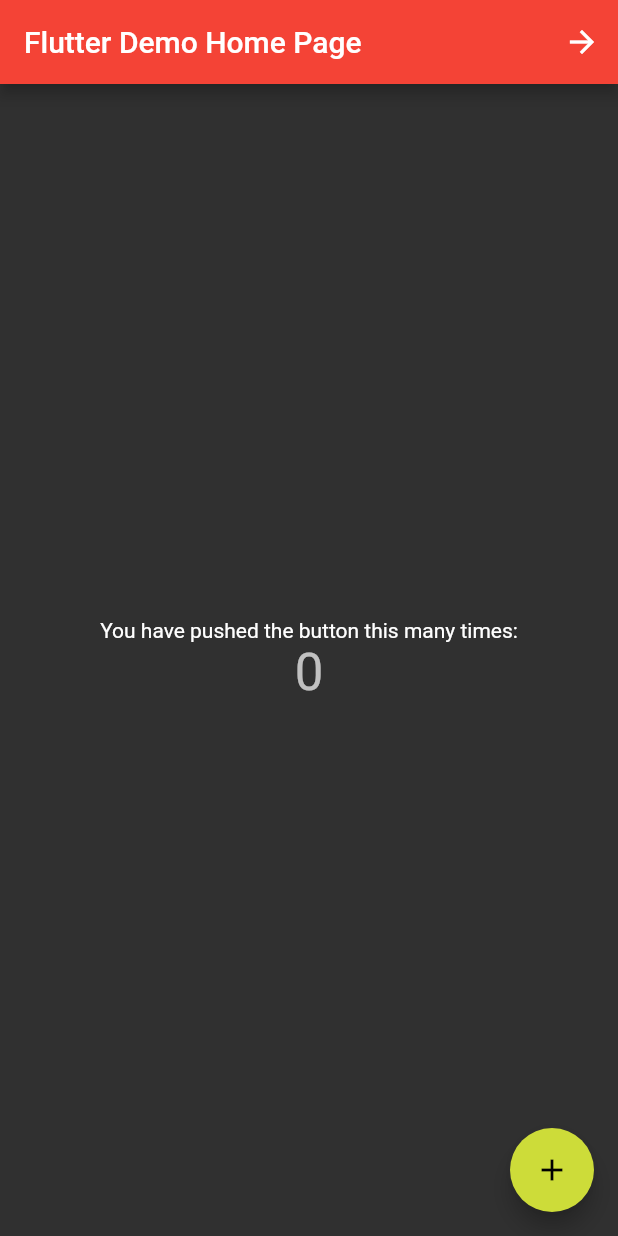
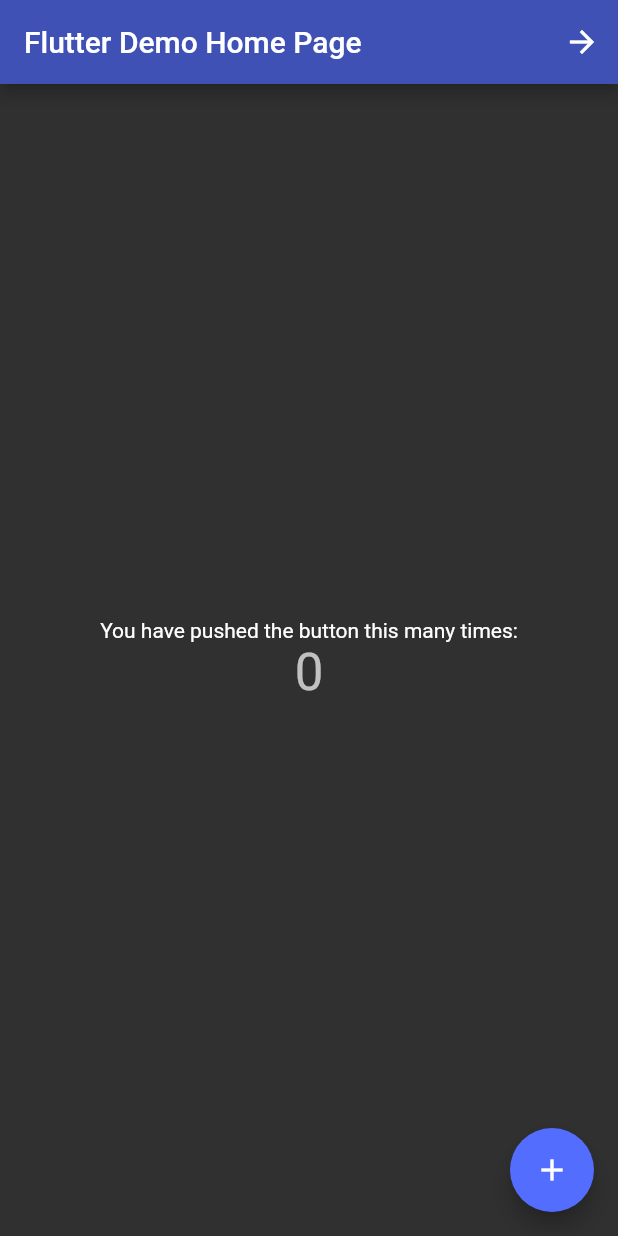
Before and after one commit to adrianomr/app-controle-financeiro, a Flutter app: the screen it shows after launch, on a phone screen of 412 x 824 dp. Run offline on Flutter 3.47's test engine with Material 2 defaults, Android fonts, the phone set to English and light mode, and no system bars.

Commit message:
estruturando app

```diff
--- a/lib/main.dart
+++ b/lib/main.dart
@@ -1,3 +1,4 @@
+import 'package:controle_financeiro/theme/style.dart';
 import 'package:flutter/material.dart';
 import 'screen2.dart';
 
@@ -9,21 +10,7 @@ class MyApp extends StatelessWidget {
   Widget build(BuildContext context) {
     return MaterialApp(
       title: 'Flutter Demo',
-      theme: ThemeData(
-        // This is the theme of your application.
-        //
-        // Try running your application with "flutter run". You'll see the
-        // application has a blue toolbar. Then, without quitting the app, try
-        // changing the primarySwatch below to Colors.green and then invoke
-        // "hot reload" (press "r" in the console where you ran "flutter run",
-        // or simply save your changes to "hot reload" in a Flutter IDE).
-        // Notice that the counter didn't reset back to zero; the application
-        // is not restarted.
-        primarySwatch: Colors.red,
-        primaryColor: Colors.red,
-        accentColor: Colors.lime,
-        brightness: Brightness.dark
-      ),
+      theme: Style(),
       home: MyHomePage(title: 'Flutter Demo Home Page'),
       routes: <String, WidgetBuilder>{
         "/screen2": (BuildContext context) => Screen2(),
@@ -124,3 +111,21 @@ class _MyHomePageState extends State<MyHomePage> {
     );
   }
 }
+
+//import 'package:flutter/material.dart';
+//import 'screens/cart.dart';
+//
+//main() => runApp(ControleFinanceiro());
+//
+//class ControleFinanceiro extends StatelessWidget {
+//  @override
+//  Widget build(BuildContext context) {
+//    return  MaterialApp(
+//      title: 'ExampleApp',
+//      initialRoute: '/',
+//      routes: <String, WidgetBuilder>{
+//        "/": (BuildContext context) => Cart(),
+//      },
+//    );
+//  }
+//}
--- a/lib/screen2.dart
+++ b/lib/screen2.dart
@@ -1,3 +1,4 @@
+import 'package:controle_financeiro/model/product.dart';
 import 'package:flutter/material.dart';
 
 class Screen2 extends StatefulWidget {
@@ -11,6 +12,7 @@ class Screen2State extends State<Screen2> {
   @override
   void initState() {
     super.initState();
+    Product product = new Product("", "", List());
     itens.add("Teste 1");
     itens.add("Teste 2");
     itens.add("Teste 3");
--- /dev/null
+++ b/lib/theme/style.dart
@@ -0,0 +1,15 @@
+import 'package:flutter/material.dart';
+
+ThemeData Style() {
+  return ThemeData(
+    primarySwatch: Colors.indigo,
+    primaryColor: Colors.indigo,
+    accentColor: Colors.indigoAccent,
+    brightness: Brightness.dark
+  );
+}
+//primarySwatch: Colors.red,
+//primaryColor: Colors.red,
+//accentColor: Colors.lime,
+//brightness: Brightness.dark
+//)
```
Also changed, not shown: lib/model/product.dart (added, +24 -0 lines).
